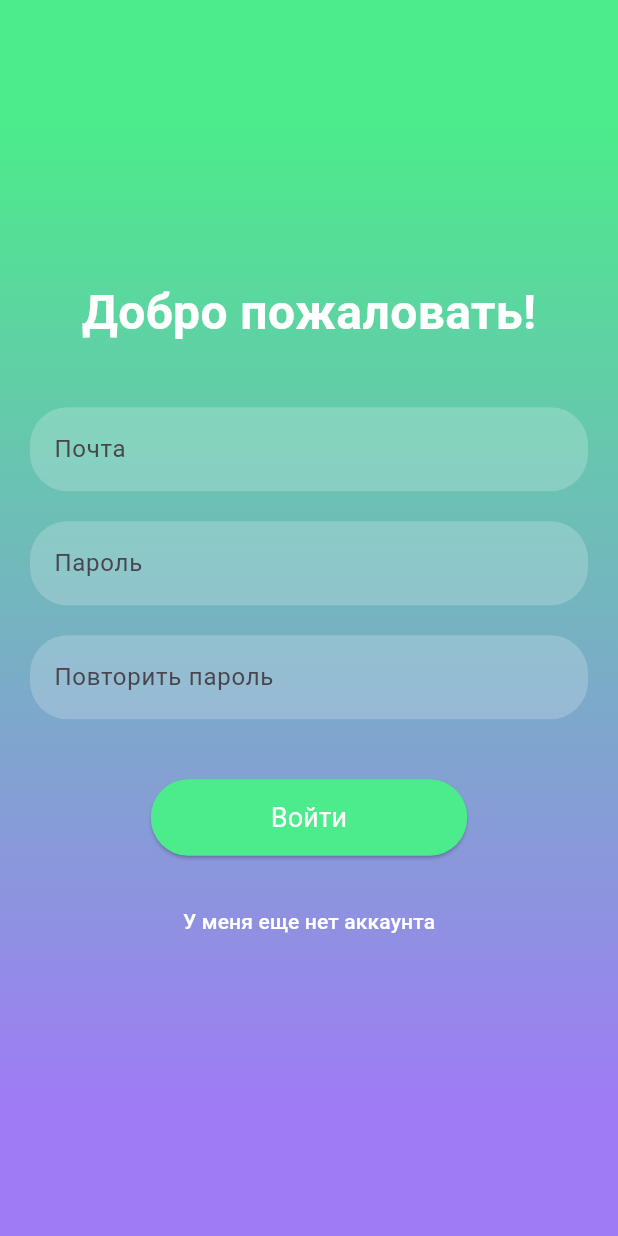
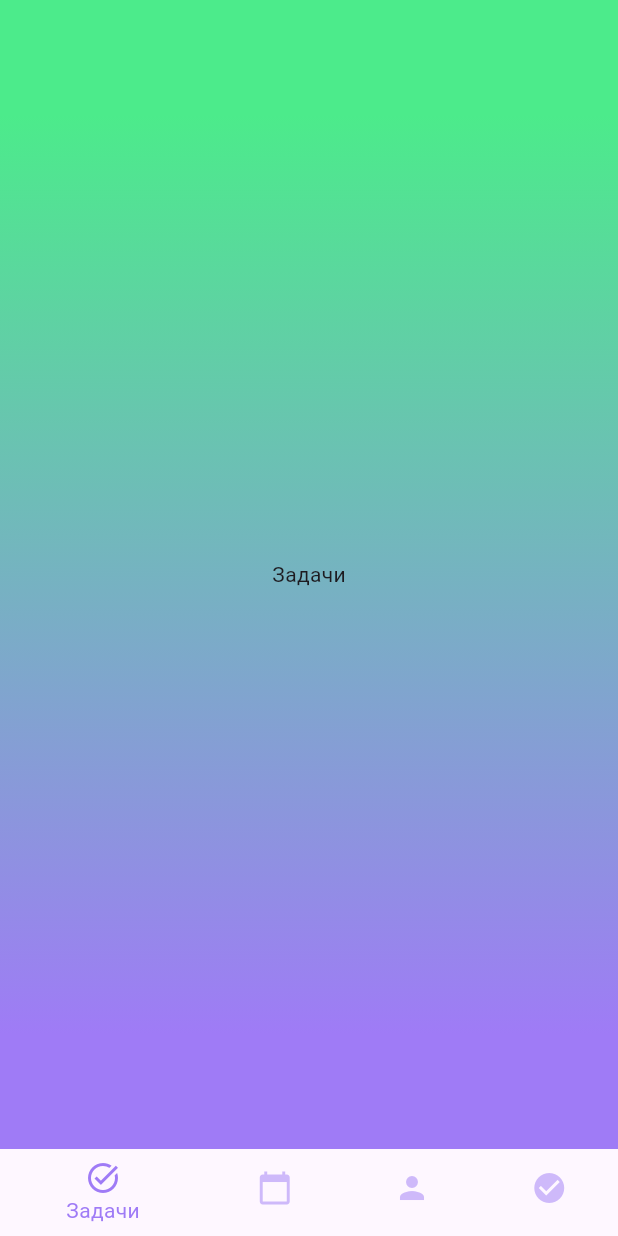
Before and after one commit to sd20077/zc_dodiddone, a Flutter app: the screen it shows after launch, after a tap on "Войти", on a phone screen of 412 x 824 dp. Run offline on Flutter 3.47's test engine with Material 3 defaults, Android fonts, the phone set to English and light mode, and no system bars.

Commit message:
main page

```diff
--- a/lib/pages/login_pages.dart
+++ b/lib/pages/login_pages.dart
@@ -1,6 +1,7 @@
 import 'package:flutter/material.dart';
 
 import '../theme/theme.dart';
+import 'main_page.dart';
 
 class LoginPage extends StatefulWidget {
   const LoginPage({Key? key}) : super(key: key);
@@ -80,7 +81,8 @@ class _LoginPageState extends State<LoginPage> {
               ),
               const SizedBox(height: 40),
               ElevatedButton(
-                onPressed: () {
+                onPressed: () {Navigator.pushReplacement(
+                  context, MaterialPageRoute(builder: (context) => const MainPage()));
                   // Обработка входа/регистрации
                 },
                 style: ElevatedButton.styleFrom(
@@ -96,7 +98,7 @@ class _LoginPageState extends State<LoginPage> {
                 child: Text(isLogin ? 'Войти' : 'Зарегистрироваться'),
               ),
               const SizedBox(height: 20),
-              TextButton(
+              TextButton (
                 onPressed: () {
                   setState(() {
                     isLogin = !isLogin;
--- /dev/null
+++ b/lib/pages/main_page.dart
@@ -0,0 +1,77 @@
+import 'package:flutter/material.dart';
+import '../theme/theme.dart';
+
+class MainPage extends StatefulWidget {
+  const MainPage({Key? key}) : super(key: key);
+
+  @override
+  State<MainPage> createState() => _MainPageState();
+}
+
+class _MainPageState extends State<MainPage> {
+  int _selectedIndex = 0;
+
+  static const List<Widget> _widgetOptions = <Widget>[
+    Text('Задачи'),
+    Text('Сегодня'),
+    Text('Профиль'),
+    Text('Выполнено'),
+  ];
+
+  void _onItemTapped(int index) {
+    setState(() {
+      _selectedIndex = index;
+    });
+  }
+
+  @override
+  Widget build(BuildContext context) {
+    return Scaffold(
+      extendBodyBehindAppBar: true,
+      appBar: AppBar(
+        backgroundColor: Colors.transparent,
+        elevation: 0, // Убираем тень
+      ),
+      body: Container(
+        decoration: BoxDecoration(
+          gradient: LinearGradient(
+            begin: Alignment.topCenter,
+            end: Alignment.bottomCenter,
+            colors: [
+              DodiddoneTheme.lightTheme.colorScheme.secondary,
+              DodiddoneTheme.lightTheme.colorScheme.primary,
+            ],
+            stops: const [0.1, 0.9], // Основной цвет занимает 90%
+          ),
+        ),
+        child: Center(
+          child: _widgetOptions.elementAt(_selectedIndex),
+        ),
+      ),
+      bottomNavigationBar: BottomNavigationBar(
+        backgroundColor: Colors.transparent,
+        elevation: 0, // Убираем тень
+        items: const <BottomNavigationBarItem>[
+          BottomNavigationBarItem(
+            icon: Icon(Icons.task_alt),
+            label: 'Задачи',
+          ),
+          BottomNavigationBarItem(
+            icon: Icon(Icons.calendar_today),
+            label: 'Сегодня',
+          ),
+          BottomNavigationBarItem(
+            icon: Icon(Icons.person),
+            label: 'Профиль',
+          ),
+          BottomNavigationBarItem(
+            icon: Icon(Icons.check_circle),
+            label: 'Выполнено',
+          ),
+        ],
+        currentIndex: _selectedIndex,
+        onTap: _onItemTapped,
+      ),
+    );
+  }
+}
--- a/lib/theme/theme.dart
+++ b/lib/theme/theme.dart
@@ -13,11 +13,17 @@ class DodiddoneTheme {
     // Добавляем стиль для кнопок
     elevatedButtonTheme: ElevatedButtonThemeData(
       style: ButtonStyle(
-        foregroundColor: const WidgetStatePropertyAll<Color>(Colors.white),
-        textStyle: WidgetStateProperty.all(
+        foregroundColor: const MaterialStatePropertyAll<Color>(Colors.white),
+        textStyle: MaterialStateProperty.all(
           const TextStyle(color: Colors.white), // Устанавливаем белый цвет текста
         ),
       ),
     ),
-  );
+         bottomNavigationBarTheme: BottomNavigationBarThemeData(
+      backgroundColor: Colors.transparent,
+
+      selectedItemColor: Color(0xFF9f7bf6), // Основной цвет для выбранных иконок
+      unselectedItemColor: Color(0xFF9f7bf6).withOpacity(0.5), // Цвет для невыбранных иконок
+    ),
+    );
 }
```
